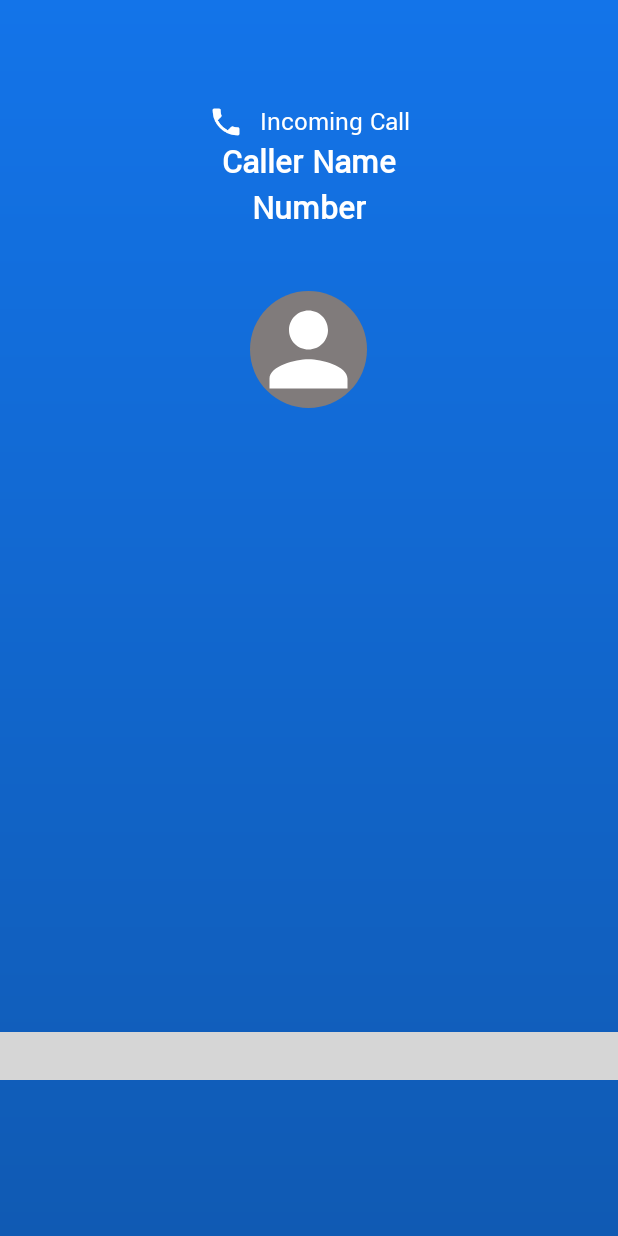
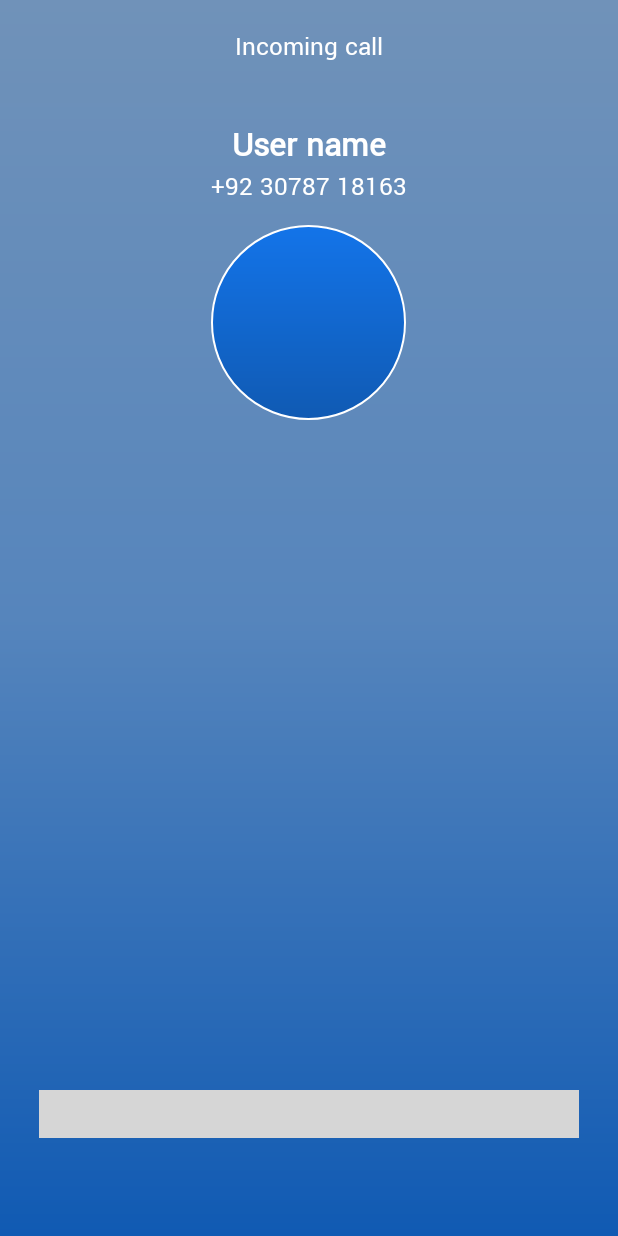
Before and after one commit to Numrahmubeen/CallerTune, an Android app: the CallActivity screen opened directly, with no data from a screen before it, on a phone screen of 412 x 824 dp. Run offline under Robolectric (Android 15) with nearby library versions, the phone set to English and light mode, and no system bars; our stand-ins replace CircleImageView, RxJava, Timber, sdp/ssp sizes; libraries missing offline, so code that uses them is left out: me.mutasem.slidetoanswer; plain views replace SwipeToAnswerView; 5 statements that could not run were skipped; grey boxes are pictures that could not be loaded.

Commit message:
updated activity_call.xml

```diff
--- a/app/src/main/res/drawable/bg_call_activity.xml
+++ b/app/src/main/res/drawable/bg_call_activity.xml
@@ -3,6 +3,7 @@
     android:shape="rectangle">
     <gradient
         android:angle="270"
-        android:endColor="@color/colorPrimaryDark"
-        android:startColor="@color/colorPrimary" />
+        android:centerColor="@color/call_center_color"
+        android:endColor="@color/call_bottom_color"
+        android:startColor="@color/call_start_color" />
 </shape>
--- /dev/null
+++ b/app/src/main/res/drawable/circle_bg2.xml
@@ -0,0 +1,12 @@
+<?xml version="1.0" encoding="utf-8"?>
+<shape xmlns:android="http://schemas.android.com/apk/res/android"
+    android:shape="rectangle">
+    <corners android:radius="@dimen/_100sdp" />
+    <stroke
+        android:width="@dimen/_1sdp"
+        android:color="@color/white" />
+    <gradient
+        android:angle="270"
+        android:endColor="@color/colorPrimaryDark"
+        android:startColor="@color/colorPrimary" />
+</shape>
--- a/app/src/main/res/layout/activity_call.xml
+++ b/app/src/main/res/layout/activity_call.xml
@@ -8,6 +8,17 @@
     android:orientation="vertical"
     tools:context=".CallActivity">
 
+    <TextView
+        android:id="@+id/phone_state_tv"
+        android:layout_width="wrap_content"
+        android:layout_height="wrap_content"
+        android:layout_centerHorizontal="true"
+        android:layout_marginTop="@dimen/_15sdp"
+        android:drawablePadding="@dimen/_8sdp"
+        android:text="Incoming call"
+        android:textColor="@color/white"
+        android:textSize="@dimen/_14ssp" />
+
     <RelativeLayout
         android:id="@+id/rl"
         android:layout_width="wrap_content"
@@ -15,38 +26,18 @@
         android:layout_centerHorizontal="true"
         android:layout_marginTop="?actionBarSize">
 
-        <TextView
-            android:id="@+id/phone_state_tv"
-            android:layout_width="wrap_content"
-            android:layout_height="wrap_content"
-            android:layout_centerHorizontal="true"
-            android:layout_marginTop="@dimen/_10sdp"
-            android:drawableLeft="@drawable/ic_phone"
-            android:drawablePadding="@dimen/_8sdp"
-            android:text="Incoming Call"
-            android:textColor="@color/white"
-            android:textSize="@dimen/_14ssp" />
-
-        <Chronometer
-            android:id="@+id/chronometer"
-            android:layout_width="wrap_content"
-            android:layout_height="wrap_content"
-            android:layout_alignParentTop="true"
-            android:layout_centerHorizontal="true"
-            android:layout_marginTop="@dimen/_10sdp"
-            android:drawableLeft="@drawable/ic_phone"
-            android:drawablePadding="@dimen/_8sdp"
-            android:textColor="@color/white"
-            android:textSize="@dimen/_14ssp"
-            android:visibility="gone" />
 
     </RelativeLayout>
 
     <LinearLayout
         android:id="@+id/name_or_number_ll"
-        android:layout_width="match_parent"
+        android:layout_width="wrap_content"
         android:layout_height="wrap_content"
         android:layout_below="@id/rl"
+        android:layout_centerHorizontal="true"
+        android:layout_marginStart="@dimen/_20sdp"
+        android:layout_marginTop="@dimen/_20sdp"
+        android:layout_marginEnd="@dimen/_20sdp"
         android:gravity="center"
         android:orientation="vertical">
 
@@ -54,7 +45,9 @@
             android:id="@+id/caller_name_tv"
             android:layout_width="wrap_content"
             android:layout_height="wrap_content"
-            android:text="Caller Name"
+            android:ellipsize="end"
+            android:maxLines="1"
+            android:text="User name"
             android:textColor="@color/white"
             android:textSize="@dimen/_18ssp"
             android:textStyle="bold" />
@@ -64,23 +57,37 @@
             android:layout_width="wrap_content"
             android:layout_height="wrap_content"
             android:layout_centerHorizontal="true"
-            android:text="Number"
+            android:layout_marginStart="@dimen/_10sdp"
+            android:layout_marginEnd="@dimen/_10sdp"
+            android:ellipsize="end"
+            android:maxLines="1"
+            android:text="+92 30787 18163"
             android:textColor="@color/white"
-            android:textSize="@dimen/_18ssp"
-            android:textStyle="bold" />
+            android:textSize="@dimen/_14ssp" />
 
     </LinearLayout>
 
     <de.hdodenhof.circleimageview.CircleImageView
         android:id="@+id/caller_iv"
-        android:layout_width="@dimen/_60sdp"
-        android:layout_height="@dimen/_60sdp"
+        android:layout_width="@dimen/_100sdp"
+        android:layout_height="@dimen/_100sdp"
         android:layout_below="@id/name_or_number_ll"
         android:layout_centerHorizontal="true"
-        android:layout_marginTop="@dimen/_30sdp"
-        android:background="@drawable/circle_bg"
-        android:backgroundTint="@color/gray"
-        android:src="@drawable/ic_person" />
+        android:layout_marginTop="@dimen/_10sdp"
+        android:background="@drawable/circle_bg2" />
+
+    <Chronometer
+        android:id="@+id/chronometer"
+        android:layout_width="wrap_content"
+        android:layout_height="wrap_content"
+        android:layout_below="@id/caller_iv"
+        android:layout_centerHorizontal="true"
+        android:layout_marginTop="@dimen/_20sdp"
+        android:drawableTop="@drawable/ic_phone"
+        android:drawablePadding="@dimen/_3sdp"
+        android:textColor="@color/white"
+        android:textSize="@dimen/_14ssp"
+        android:visibility="gone" />
 
     <LinearLayout
         android:id="@+id/ringing_ll"
@@ -88,23 +95,22 @@
         android:layout_height="wrap_content"
         android:layout_alignParentBottom="true"
         android:layout_centerHorizontal="true"
-        android:layout_marginBottom="@dimen/_80sdp"
+        android:layout_marginBottom="@dimen/_50sdp"
         android:orientation="horizontal"
         android:weightSum="2">
 
         <me.mutasem.slidetoanswer.SwipeToAnswerView
             android:id="@+id/answer_call_iv"
+            android:layout_marginStart="@dimen/_20sdp"
             android:layout_width="wrap_content"
             android:layout_height="wrap_content"
             android:layout_weight="1" />
 
         <me.mutasem.slidetoanswer.SwipeToAnswerView
             android:id="@+id/reject_call_iv"
+            android:layout_marginEnd="@dimen/_20sdp"
             android:layout_width="wrap_content"
             android:layout_height="wrap_content"
-            android:layout_alignParentEnd="true"
-            android:layout_alignParentRight="true"
-            android:layout_alignParentBottom="true"
             android:layout_weight="1"
             app:icon="@drawable/ic_decline"
             app:reverse="true" />
@@ -204,9 +210,5 @@
                 app:tint="@color/white" />
 
         </RelativeLayout>
-
-
     </androidx.cardview.widget.CardView>
-
-
 </RelativeLayout>
--- a/app/src/main/res/values/colors.xml
+++ b/app/src/main/res/values/colors.xml
@@ -22,4 +22,8 @@
     <color name="green_noti_text">#328735</color>
     <color name="faqs_title_bg">#3A7C61</color>
 
+    <color name="call_start_color">#7092B9</color>
+    <color name="call_center_color">#5685BC</color>
+    <color name="call_bottom_color">#105AB3</color>
+
 </resources>
```
